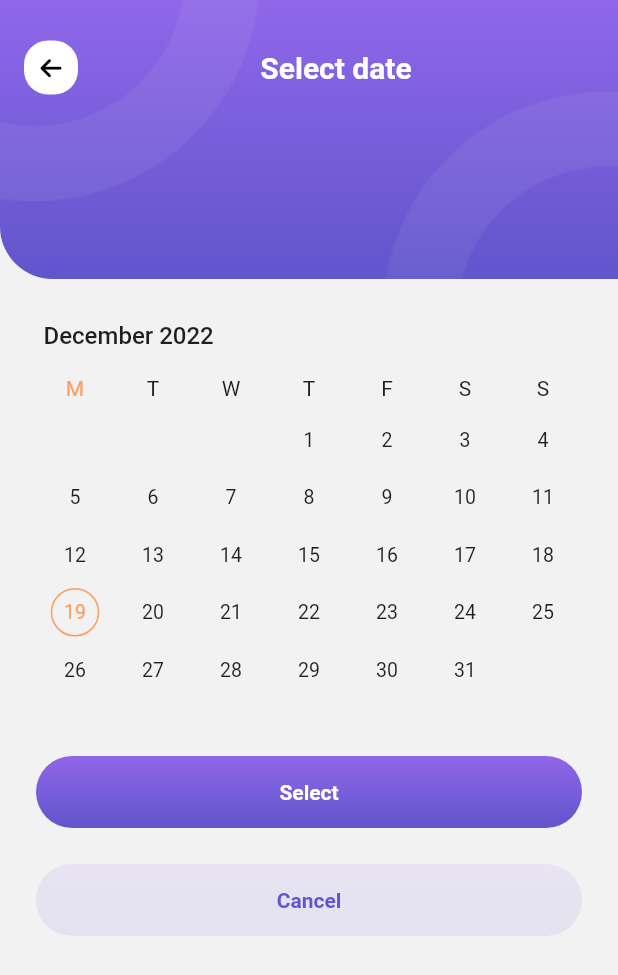
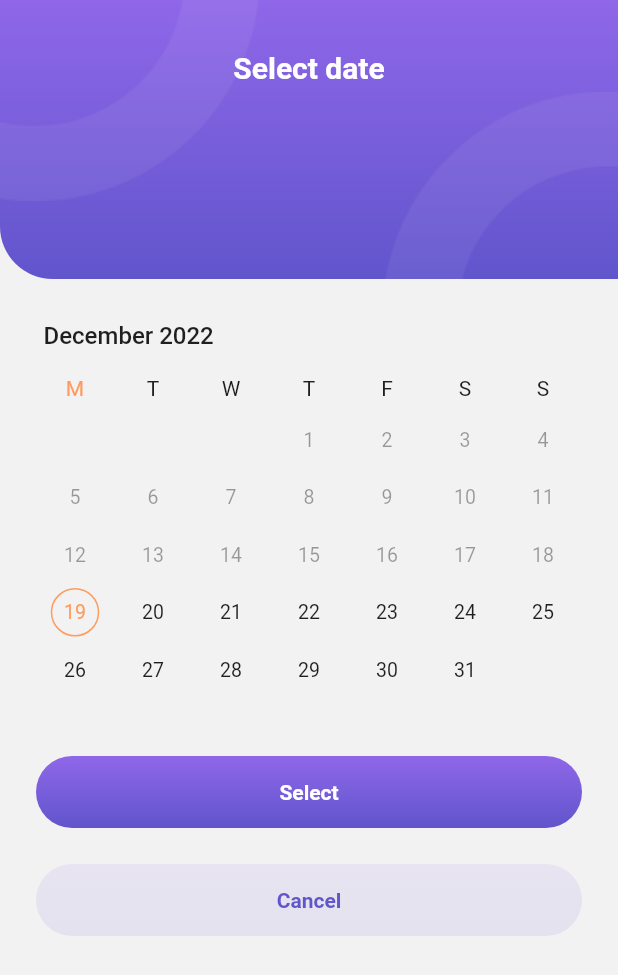
Before and after one commit to oanhlewkm/travel-app, a Flutter app: the HotelBookingScreen screen opened by its route, after a tap on "Select Date", on a phone screen of 412 x 824 dp. Shown: the top 975 px of the screen. Run offline on Flutter 3.47's test engine with Material 2 defaults, Android fonts, the phone set to English and light mode, and no system bars; drawn by our look-alikes of syncfusion_flutter_datepicker; our stand-ins replace flutter_svg, font_awesome_flutter, hive_flutter, salomon_bottom_bar, smooth_page_indicator; accounts and stored records are empty.

Commit message:
finish choose date

```diff
--- a/lib/representation/screens/hotel_booking_screen.dart
+++ b/lib/representation/screens/hotel_booking_screen.dart
@@ -5,6 +5,7 @@ import 'package:new_app/representation/screens/select_date_screen.dart';
 import 'package:new_app/representation/widgets/app_bar_container_widget.dart';
 import 'package:new_app/representation/widgets/button_widget.dart';
 import 'package:new_app/representation/widgets/item_booking_widget.dart';
+import 'package:new_app/core/extensions/date_ext.dart';
 
 class HotelBookingScreen extends StatefulWidget {
   const HotelBookingScreen({super.key});
@@ -16,6 +17,8 @@ class HotelBookingScreen extends StatefulWidget {
 }
 
 class _HotelBookingScreenState extends State<HotelBookingScreen> {
+  String? selectDate;
+
   @override
   Widget build(BuildContext context) {
     return AppBarContainerWidge(
@@ -34,12 +37,22 @@ class _HotelBookingScreenState extends State<HotelBookingScreen> {
             const SizedBox(
               height: kMediumPadding,
             ),
-            ItemBookingWidget(
-              icon: AssetHelper.icoCalendal,
-              title: 'Select Date',
-              description: "13 Feb - 18 Feb 2021",
-              onTap: () {
-                Navigator.of(context).pushNamed(SelectDateScreen.routeName);
+            StatefulBuilder(
+              builder: (context, setState) {
+                return ItemBookingWidget(
+                  icon: AssetHelper.icoCalendal,
+                  title: 'Select Date',
+                  description: selectDate ?? 'Select Date',
+                  onTap: () async {
+                    final result = await Navigator.of(context)
+                        .pushNamed(SelectDateScreen.routeName);
+                    if (result is List<DateTime?>) {
+                      selectDate =
+                          '${result[0]?.getStartDate} - ${result[1]?.getEndDate}';
+                      setState(() {});
+                    }
+                  },
+                );
               },
             ),
             const SizedBox(
--- a/lib/representation/screens/select_date_screen.dart
+++ b/lib/representation/screens/select_date_screen.dart
@@ -1,7 +1,6 @@
 import 'package:flutter/material.dart';
 import 'package:new_app/core/constants/color_palatte.dart';
 import 'package:new_app/core/constants/dimension_constants.dart';
-import 'package:new_app/representation/screens/hotel_booking_screen.dart';
 import 'package:new_app/representation/widgets/app_bar_container_widget.dart';
 import 'package:new_app/representation/widgets/button_widget.dart';
 import 'package:syncfusion_flutter_datepicker/datepicker.dart';
@@ -10,16 +9,14 @@ import 'package:syncfusion_flutter_datepicker/datepicker.dart';
 class SelectDateScreen extends StatelessWidget {
   SelectDateScreen({super.key});
 
-  static const routeName = '/select_date_screen';
+  static const String routeName = '/select_date_screen';
 
   DateTime? rangeStartDate;
   DateTime? rangeEndDate;
-
   @override
   Widget build(BuildContext context) {
     return AppBarContainerWidge(
       titleString: 'Select date',
-      implementLeading: true,
       child: Column(
         children: [
           const SizedBox(
@@ -34,20 +31,21 @@ class SelectDateScreen extends StatelessWidget {
             selectionColor: ColorPalette.yellowColor,
             startRangeSelectionColor: ColorPalette.yellowColor,
             endRangeSelectionColor: ColorPalette.yellowColor,
-            rangeSelectionColor: ColorPalette.yellowColor.withOpacity(0.2),
+            rangeSelectionColor: ColorPalette.yellowColor.withOpacity(0.25),
             toggleDaySelection: true,
             todayHighlightColor: ColorPalette.yellowColor,
-            onSelectionChanged: (DateRangePickerSelectionChangedArgs agrs) {
-              if (agrs is PickerDateRange) {
-                rangeStartDate = agrs.value.startDate;
-                rangeEndDate = agrs.value.endDate;
+            enablePastDates: false,
+            onSelectionChanged: (DateRangePickerSelectionChangedArgs args) {
+              if (args.value is PickerDateRange) {
+                rangeStartDate = args.value.startDate;
+                rangeEndDate = args.value.endDate;
               }
             },
           ),
           ButtonWidget(
             title: 'Select',
             ontap: () {
-              Navigator.of(context).pop();
+              Navigator.of(context).pop([rangeStartDate, rangeEndDate]);
             },
           ),
           const SizedBox(
--- a/lib/representation/widgets/item_booking_widget.dart
+++ b/lib/representation/widgets/item_booking_widget.dart
@@ -1,6 +1,5 @@
 import 'package:flutter/material.dart';
 import 'package:new_app/core/constants/dimension_constants.dart';
-import 'package:new_app/core/helpers/asset_helper.dart';
 import 'package:new_app/core/helpers/image_helper.dart';
 
 class ItemBookingWidget extends StatelessWidget {
```
Also changed, not shown: lib/core/extensions/date_ext.dart (added, +13 -0 lines).
